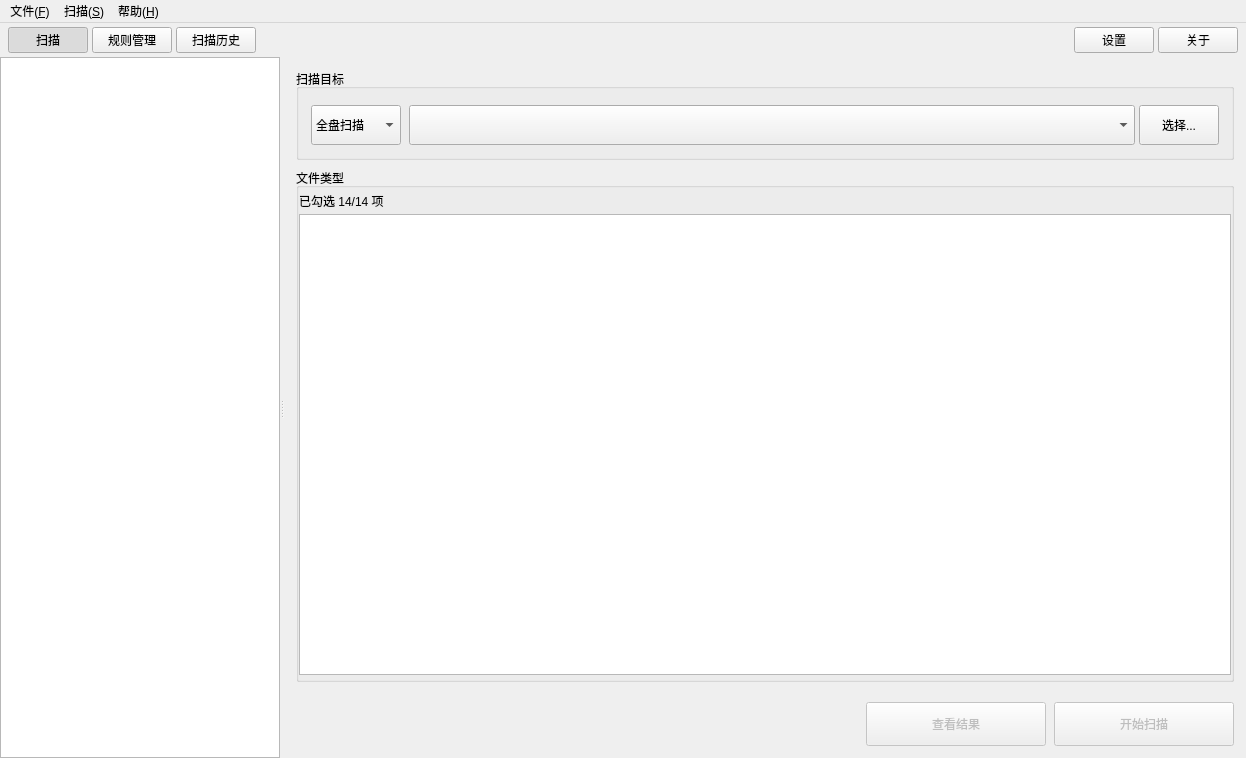
Qt form src/fuscan/gui/main_window.ui (gookeryoung/uniscan) before a commit.
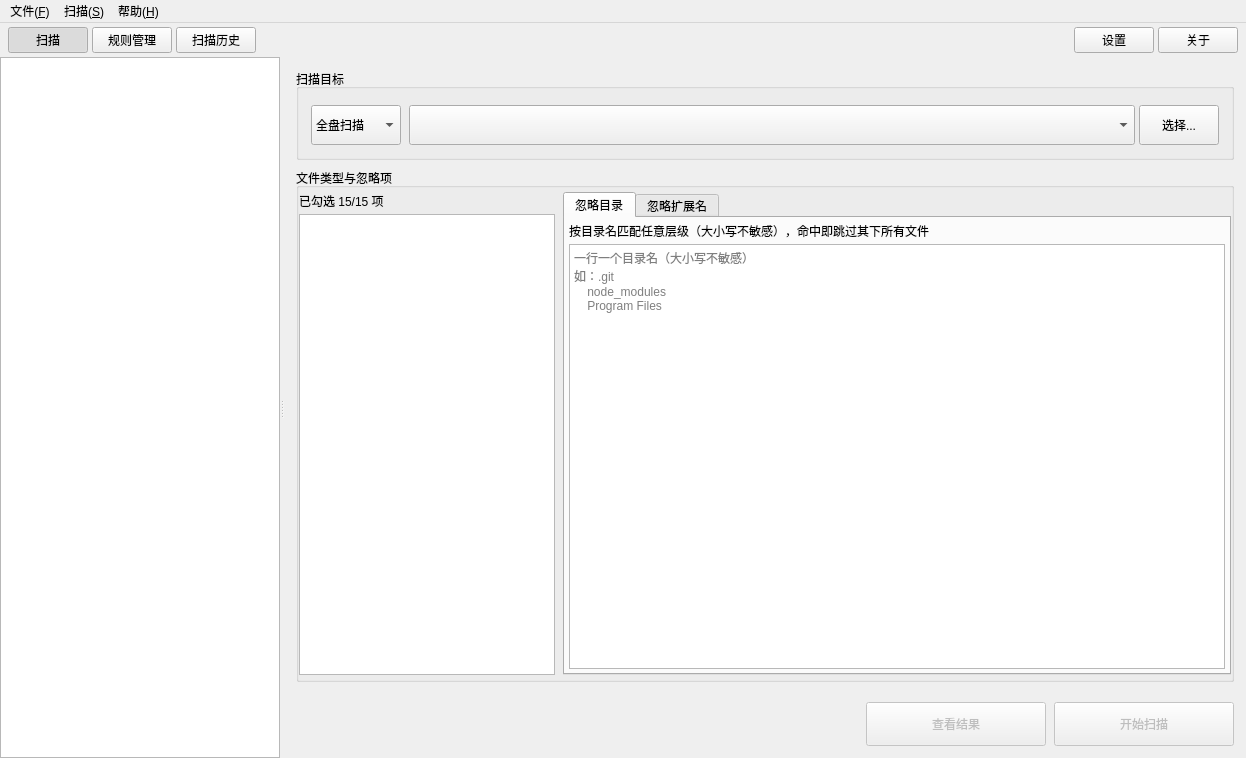
The same form after that commit. The open tabs and pages were chosen to show the change. Custom widgets are drawn as their Qt base class.

Commit message:
feat: 扫描体验优化——四阶段提示、压缩包独立分类、忽略项位置重构
需求1：损坏压缩包日志去掉 exc_info=True 避免刷屏；需求2：暂停/取消按钮去红色改常规卡片背景；需求3：取消扫描即时反馈（禁用按钮+显示取消中）；需求4：扫描四阶段命名（准备扫描/解析目录/文件解析/扫描完成）+ 侧边栏禁用关联；需求5：解析目录白名单优化（压缩包扩展名不参与 scan_extensions 过滤）；需求6：压缩文件独立分类（虚拟 ArchiveFiles 项 + archives_enabled API + 向后兼容）；需求7：忽略项从设置对话框移到配置页文件类型右侧（QTabWidget 切换 + 500ms 节流保存）

```diff
--- a/src/fuscan/gui/main_window.ui
+++ b/src/fuscan/gui/main_window.ui
@@ -359,14 +359,14 @@
              <item>
               <widget class="QGroupBox" name="file_types_group">
                <property name="title">
-                <string>文件类型</string>
+                <string>文件类型与忽略项</string>
                </property>
                <property name="toolTip">
                 <string>勾选要扫描的文件类型，取消可提高扫描速度</string>
                </property>
-               <layout class="QVBoxLayout" name="file_types_layout">
+               <layout class="QHBoxLayout" name="file_types_layout">
                 <property name="spacing">
-                 <number>4</number>
+                 <number>8</number>
                 </property>
                 <property name="leftMargin">
                  <number>0</number>
@@ -378,12 +378,17 @@
                  <number>0</number>
                 </property>
                 <property name="bottomMargin">
+                 <number>4</number>
+                </property>
+                <item>
+                 <layout class="QVBoxLayout" name="file_types_left_layout">
+                  <property name="spacing">
                  <number>4</number>
                 </property>
                 <item>
                  <widget class="QLabel" name="file_types_count_label">
                   <property name="text">
-                   <string>已勾选 14/14 项</string>
+                     <string>已勾选 15/15 项</string>
                   </property>
                  </widget>
                 </item>
@@ -410,6 +415,114 @@
                     <verstretch>1</verstretch>
                    </sizepolicy>
                   </property>
+                   </widget>
+                  </item>
+                 </layout>
+                </item>
+                <item>
+                 <widget class="QTabWidget" name="ignore_tab_widget">
+                  <property name="toolTip">
+                   <string>切换忽略目录与忽略扩展名</string>
+                  </property>
+                  <property name="sizePolicy">
+                   <sizepolicy hsizetype="Expanding" vsizetype="Expanding">
+                    <horstretch>1</horstretch>
+                    <verstretch>1</verstretch>
+                   </sizepolicy>
+                  </property>
+                  <property name="currentIndex">
+                   <number>0</number>
+                  </property>
+                  <widget class="QWidget" name="ignore_dirs_tab">
+                   <attribute name="title">
+                    <string>忽略目录</string>
+                   </attribute>
+                   <layout class="QVBoxLayout" name="ignore_dirs_tab_layout">
+                    <property name="spacing">
+                     <number>4</number>
+                    </property>
+                    <property name="leftMargin">
+                     <number>4</number>
+                    </property>
+                    <property name="topMargin">
+                     <number>4</number>
+                    </property>
+                    <property name="rightMargin">
+                     <number>4</number>
+                    </property>
+                    <property name="bottomMargin">
+                     <number>4</number>
+                    </property>
+                    <item>
+                     <widget class="QLabel" name="ignore_dirs_hint_label">
+                      <property name="text">
+                       <string>按目录名匹配任意层级（大小写不敏感），命中即跳过其下所有文件</string>
+                      </property>
+                      <property name="wordWrap">
+                       <bool>true</bool>
+                      </property>
+                     </widget>
+                    </item>
+                    <item>
+                     <widget class="QPlainTextEdit" name="ignore_dirs_edit">
+                      <property name="toolTip">
+                       <string>一行一个目录名（大小写不敏感）</string>
+                      </property>
+                      <property name="placeholderText">
+                       <string>一行一个目录名（大小写不敏感）
+如：.git
+    node_modules
+    Program Files</string>
+                      </property>
+                     </widget>
+                    </item>
+                   </layout>
+                  </widget>
+                  <widget class="QWidget" name="ignore_extensions_tab">
+                   <attribute name="title">
+                    <string>忽略扩展名</string>
+                   </attribute>
+                   <layout class="QVBoxLayout" name="ignore_extensions_tab_layout">
+                    <property name="spacing">
+                     <number>4</number>
+                    </property>
+                    <property name="leftMargin">
+                     <number>4</number>
+                    </property>
+                    <property name="topMargin">
+                     <number>4</number>
+                    </property>
+                    <property name="rightMargin">
+                     <number>4</number>
+                    </property>
+                    <property name="bottomMargin">
+                     <number>4</number>
+                    </property>
+                    <item>
+                     <widget class="QLabel" name="ignore_extensions_hint_label">
+                      <property name="text">
+                       <string>不含点，大小写不敏感，命中即跳过该类文件</string>
+                      </property>
+                      <property name="wordWrap">
+                       <bool>true</bool>
+                      </property>
+                     </widget>
+                    </item>
+                    <item>
+                     <widget class="QPlainTextEdit" name="ignore_extensions_edit">
+                      <property name="toolTip">
+                       <string>一行一个扩展名（不含点）</string>
+                      </property>
+                      <property name="placeholderText">
+                       <string>一行一个扩展名（不含点）
+如：pyc
+    exe
+    dll</string>
+                      </property>
+                     </widget>
+                    </item>
+                   </layout>
+                  </widget>
                  </widget>
                 </item>
                </layout>
```
Left out of the diff: 2 changed lines with no effect on the pictures. Lines whose indentation alone changed are shown as unchanged. The commit also changes 15 other files.
